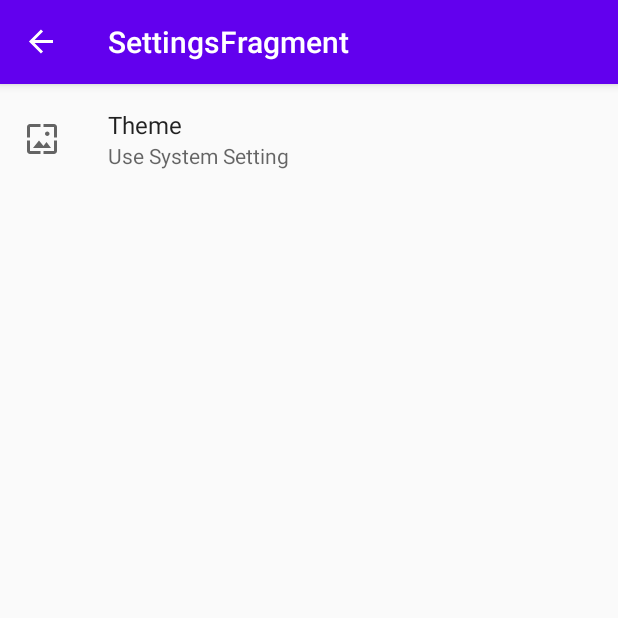
After one commit to NiklasBednarczyk/AlarmClock, an Android app: the SettingsFragment screen opened through its navigation route, on a phone screen of 412 x 824 dp, the top half of it. The commit adds this screen. Run offline under Robolectric (Android 15) with nearby library versions, the phone set to English and light mode, and no system bars; our stand-ins replace Room's generated code, androidx.preference, data binding, navigation-ui.

Commit message:
19: Add Settings With Theme Choice

```diff
--- a/app/build.gradle
+++ b/app/build.gradle
@@ -49,6 +49,7 @@ dependencies {
     implementation "androidx.core:core-ktx:$ktx_version"
     implementation "androidx.legacy:legacy-support-v4:$legacy_support_v4_version"
     implementation "androidx.lifecycle:lifecycle-extensions:$lifecycle_extensions_version"
+    implementation "androidx.preference:preference:$preference_version"
     implementation "androidx.recyclerview:recyclerview:$recycler_view_version"
     implementation "com.google.android.material:material:$material_version"
 
--- a/app/src/main/java/com/example/alarmclock/activities/MainActivity.kt
+++ b/app/src/main/java/com/example/alarmclock/activities/MainActivity.kt
@@ -1,15 +1,33 @@
 package com.example.alarmclock.activities
 
+import android.content.SharedPreferences
 import android.os.Bundle
 import androidx.appcompat.app.AppCompatActivity
+import androidx.appcompat.app.AppCompatDelegate
 import androidx.navigation.findNavController
 import androidx.navigation.ui.NavigationUI
+import androidx.preference.PreferenceManager
 import com.example.alarmclock.R
 
 class MainActivity : AppCompatActivity() {
+
+    lateinit var sharedPreferences: SharedPreferences
+    lateinit var sharedPreferencesListener: SharedPreferences.OnSharedPreferenceChangeListener
+
     override fun onCreate(savedInstanceState: Bundle?) {
+        sharedPreferences = PreferenceManager.getDefaultSharedPreferences(this)
+        sharedPreferencesListener =
+            SharedPreferences.OnSharedPreferenceChangeListener { sharedPreferences, key ->
+                when (key) {
+                    "theme" -> setTheme(sharedPreferences)
+                }
+            }
+        sharedPreferences.registerOnSharedPreferenceChangeListener(sharedPreferencesListener)
+        setTheme(sharedPreferences)
+
         super.onCreate(savedInstanceState)
         setContentView(R.layout.activity_main)
+
         val navController = findNavController(R.id.main_nav_host_fragment)
         NavigationUI.setupActionBarWithNavController(this, navController)
     }
@@ -18,4 +36,31 @@ class MainActivity : AppCompatActivity() {
         val navController = findNavController(R.id.main_nav_host_fragment)
         return navController.navigateUp()
     }
+
+    override fun onPause() {
+        sharedPreferences.unregisterOnSharedPreferenceChangeListener(sharedPreferencesListener)
+        super.onPause()
+    }
+
+    override fun onResume() {
+        super.onResume()
+        sharedPreferences.registerOnSharedPreferenceChangeListener(sharedPreferencesListener)
+    }
+
+    private fun setTheme(sharedPreferences: SharedPreferences) {
+        val theme = sharedPreferences.getString("theme", "")
+        theme?.let {
+            when (theme) {
+                "use_system_setting" -> AppCompatDelegate.setDefaultNightMode(
+                    AppCompatDelegate.MODE_NIGHT_FOLLOW_SYSTEM
+                )
+                "light_theme" -> AppCompatDelegate.setDefaultNightMode(
+                    AppCompatDelegate.MODE_NIGHT_NO
+                )
+                "dark_theme" -> AppCompatDelegate.setDefaultNightMode(
+                    AppCompatDelegate.MODE_NIGHT_YES
+                )
+            }
+        }
+    }
 }
--- a/app/src/main/java/com/example/alarmclock/screens/alarm/alarmlist/AlarmListFragment.kt
+++ b/app/src/main/java/com/example/alarmclock/screens/alarm/alarmlist/AlarmListFragment.kt
@@ -1,9 +1,7 @@
 package com.example.alarmclock.screens.alarm.alarmlist
 
 import android.os.Bundle
-import android.view.LayoutInflater
-import android.view.View
-import android.view.ViewGroup
+import android.view.*
 import android.widget.PopupMenu
 import androidx.databinding.DataBindingUtil
 import androidx.fragment.app.Fragment
@@ -34,6 +32,8 @@ class AlarmListFragment : Fragment() {
             container,
             false
         )
+
+        setHasOptionsMenu(true)
 
         binding.lifecycleOwner = this
 
@@ -69,6 +69,15 @@ class AlarmListFragment : Fragment() {
                     AlarmListFragmentDirections.actionAlarmListFragmentToAlarmEditorFragment(it)
                 )
                 viewModel.doneNavigatingToAlarmEditor()
+            }
+        })
+
+        viewModel.navigateToSettings.observe(viewLifecycleOwner, { navigate ->
+            navigate?.let {
+                this.findNavController().navigate(
+                    AlarmListFragmentDirections.actionAlarmListFragmentToSettingsFragment()
+                )
+                viewModel.doneNavigatingToSettings()
             }
         })
 
@@ -128,4 +137,18 @@ class AlarmListFragment : Fragment() {
         return binding.root
     }
 
+    override fun onCreateOptionsMenu(menu: Menu, inflater: MenuInflater) {
+        inflater.inflate(R.menu.menu_alarm_list, menu)
+        super.onCreateOptionsMenu(menu, inflater)
+    }
+
+    override fun onOptionsItemSelected(item: MenuItem) = when (item.itemId) {
+        R.id.action_settings -> {
+            viewModel.startNavigatingToSettings()
+            true
+        }
+        else -> {
+            super.onOptionsItemSelected(item)
+        }
+    }
 }
--- a/app/src/main/java/com/example/alarmclock/screens/alarm/alarmlist/AlarmListViewModel.kt
+++ b/app/src/main/java/com/example/alarmclock/screens/alarm/alarmlist/AlarmListViewModel.kt
@@ -21,6 +21,10 @@ class AlarmListViewModel(private val dao: AlarmDao) : ViewModel() {
     private val _navigateToAlarmEditor = MutableLiveData<Long>()
     val navigateToAlarmEditor: LiveData<Long>
         get() = _navigateToAlarmEditor
+
+    private val _navigateToSettings = MutableLiveData<Boolean>()
+    val navigateToSettings: LiveData<Boolean>
+        get() = _navigateToSettings
 
     private val _showItemPopUpMenu = MutableLiveData<Pair<View?, Alarm?>>()
     val showItemPopUpMenu: LiveData<Pair<View?, Alarm?>>
@@ -130,6 +134,14 @@ class AlarmListViewModel(private val dao: AlarmDao) : ViewModel() {
         _navigateToAlarmEditor.value = null
     }
 
+    fun startNavigatingToSettings() {
+        _navigateToSettings.value = true
+    }
+
+    fun doneNavigatingToSettings() {
+        _navigateToSettings.value = null
+    }
+
     fun startShowingItemPopUpMenu(view: View, alarm: Alarm) {
         _showItemPopUpMenu.value = Pair(view, alarm)
     }
--- /dev/null
+++ b/app/src/main/java/com/example/alarmclock/screens/settings/SettingsFragment.kt
@@ -0,0 +1,12 @@
+package com.example.alarmclock.screens.settings
+
+import android.os.Bundle
+import androidx.preference.PreferenceFragmentCompat
+import com.example.alarmclock.R
+
+class SettingsFragment : PreferenceFragmentCompat() {
+
+    override fun onCreatePreferences(savedInstanceState: Bundle?, rootKey: String?) {
+        setPreferencesFromResource(R.xml.root_preferences, rootKey)
+    }
+}
--- /dev/null
+++ b/app/src/main/res/drawable/ic_baseline_settings_24.xml
@@ -0,0 +1,10 @@
+<vector xmlns:android="http://schemas.android.com/apk/res/android"
+    android:width="24dp"
+    android:height="24dp"
+    android:viewportWidth="24"
+    android:viewportHeight="24"
+    android:tint="?attr/colorControlNormal">
+  <path
+      android:fillColor="@android:color/white"
+      android:pathData="M19.14,12.94c0.04,-0.3 0.06,-0.61 0.06,-0.94c0,-0.32 -0.02,-0.64 -0.07,-0.94l2.03,-1.58c0.18,-0.14 0.23,-0.41 0.12,-0.61l-1.92,-3.32c-0.12,-0.22 -0.37,-0.29 -0.59,-0.22l-2.39,0.96c-0.5,-0.38 -1.03,-0.7 -1.62,-0.94L14.4,2.81c-0.04,-0.24 -0.24,-0.41 -0.48,-0.41h-3.84c-0.24,0 -0.43,0.17 -0.47,0.41L9.25,5.35C8.66,5.59 8.12,5.92 7.63,6.29L5.24,5.33c-0.22,-0.08 -0.47,0 -0.59,0.22L2.74,8.87C2.62,9.08 2.66,9.34 2.86,9.48l2.03,1.58C4.84,11.36 4.8,11.69 4.8,12s0.02,0.64 0.07,0.94l-2.03,1.58c-0.18,0.14 -0.23,0.41 -0.12,0.61l1.92,3.32c0.12,0.22 0.37,0.29 0.59,0.22l2.39,-0.96c0.5,0.38 1.03,0.7 1.62,0.94l0.36,2.54c0.05,0.24 0.24,0.41 0.48,0.41h3.84c0.24,0 0.44,-0.17 0.47,-0.41l0.36,-2.54c0.59,-0.24 1.13,-0.56 1.62,-0.94l2.39,0.96c0.22,0.08 0.47,0 0.59,-0.22l1.92,-3.32c0.12,-0.22 0.07,-0.47 -0.12,-0.61L19.14,12.94zM12,15.6c-1.98,0 -3.6,-1.62 -3.6,-3.6s1.62,-3.6 3.6,-3.6s3.6,1.62 3.6,3.6S13.98,15.6 12,15.6z"/>
+</vector>
--- /dev/null
+++ b/app/src/main/res/drawable/ic_baseline_wallpaper_24.xml
@@ -0,0 +1,10 @@
+<vector xmlns:android="http://schemas.android.com/apk/res/android"
+    android:width="24dp"
+    android:height="24dp"
+    android:viewportWidth="24"
+    android:viewportHeight="24"
+    android:tint="?attr/colorControlNormal">
+  <path
+      android:fillColor="@android:color/white"
+      android:pathData="M4,4h7L11,2L4,2c-1.1,0 -2,0.9 -2,2v7h2L4,4zM10,13l-4,5h12l-3,-4 -2.03,2.71L10,13zM17,8.5c0,-0.83 -0.67,-1.5 -1.5,-1.5S14,7.67 14,8.5s0.67,1.5 1.5,1.5S17,9.33 17,8.5zM20,2h-7v2h7v7h2L22,4c0,-1.1 -0.9,-2 -2,-2zM20,20h-7v2h7c1.1,0 2,-0.9 2,-2v-7h-2v7zM4,13L2,13v7c0,1.1 0.9,2 2,2h7v-2L4,20v-7z"/>
+</vector>
--- /dev/null
+++ b/app/src/main/res/menu/menu_alarm_list.xml
@@ -0,0 +1,11 @@
+<?xml version="1.0" encoding="utf-8"?>
+<menu xmlns:android="http://schemas.android.com/apk/res/android"
+    xmlns:app="http://schemas.android.com/apk/res-auto">
+
+    <item
+        android:icon="@drawable/ic_baseline_settings_24"
+        android:id="@+id/action_settings"
+        android:title="@string/settings"
+        app:showAsAction="always" />
+
+</menu>
--- a/app/src/main/res/navigation/navigation_main.xml
+++ b/app/src/main/res/navigation/navigation_main.xml
@@ -8,19 +8,24 @@
 
     <fragment
         android:id="@+id/alarmListFragment"
+        android:label="AlarmListFragment"
         android:name="com.example.alarmclock.screens.alarm.alarmlist.AlarmListFragment"
-        android:label="AlarmListFragment"
         tools:layout="@layout/fragment_alarm_list">
         <action
             android:id="@+id/action_alarmListFragment_to_alarmEditorFragment"
             app:destination="@id/alarmEditorFragment"
             app:enterAnim="@android:anim/slide_in_left"
             app:popEnterAnim="@android:anim/slide_in_left" />
+        <action
+            android:id="@+id/action_alarmListFragment_to_settingsFragment"
+            app:destination="@id/settingsFragment"
+            app:enterAnim="@android:anim/slide_in_left"
+            app:popEnterAnim="@android:anim/slide_in_left" />
     </fragment>
     <fragment
         android:id="@+id/alarmEditorFragment"
+        android:label="AlarmEditorFragment"
         android:name="com.example.alarmclock.screens.alarm.alarmeditor.AlarmEditorFragment"
-        android:label="AlarmEditorFragment"
         tools:layout="@layout/fragment_alarm_editor">
         <argument
             android:name="alarmId"
@@ -31,4 +36,8 @@
             app:enterAnim="@android:anim/slide_in_left"
             app:popEnterAnim="@android:anim/slide_in_left" />
     </fragment>
+    <fragment
+        android:id="@+id/settingsFragment"
+        android:label="SettingsFragment"
+        android:name="com.example.alarmclock.screens.settings.SettingsFragment" />
 </navigation>
--- /dev/null
+++ b/app/src/main/res/values/arrays.xml
@@ -0,0 +1,13 @@
+<resources>
+    <string-array name="theme_entries">
+        <item>Use System Setting</item>
+        <item>Light Theme</item>
+        <item>Dark Theme</item>
+    </string-array>
+
+    <string-array name="theme_values">
+        <item>use_system_setting</item>
+        <item>light_theme</item>
+        <item>dark_theme</item>
+    </string-array>
+</resources>
--- a/app/src/main/res/values/strings.xml
+++ b/app/src/main/res/values/strings.xml
@@ -21,4 +21,6 @@
     <string name="alarm">Alarm</string>
     <string name="duplicate">Duplicate</string>
     <string name="preview">Preview</string>
+    <string name="settings">Settings</string>
+    <string name="theme_title">Theme</string>
 </resources>
--- a/app/src/main/res/values/styles.xml
+++ b/app/src/main/res/values/styles.xml
@@ -1,7 +1,6 @@
 <resources>
-    <!-- Base application theme. -->
-    <style name="AppTheme" parent="Theme.AppCompat.Light.DarkActionBar">
-        <!-- Customize your theme here. -->
+
+    <style name="AppTheme" parent="Theme.AppCompat.DayNight.DarkActionBar">
         <item name="colorPrimary">@color/colorPrimary</item>
         <item name="colorPrimaryDark">@color/colorPrimaryDark</item>
         <item name="colorAccent">@color/colorAccent</item>
--- /dev/null
+++ b/app/src/main/res/xml/root_preferences.xml
@@ -0,0 +1,12 @@
+<PreferenceScreen xmlns:app="http://schemas.android.com/apk/res-auto">
+
+    <ListPreference
+        app:defaultValue="use_system_setting"
+        app:entries="@array/theme_entries"
+        app:entryValues="@array/theme_values"
+        app:icon="@drawable/ic_baseline_wallpaper_24"
+        app:key="theme"
+        app:title="@string/theme_title"
+        app:useSimpleSummaryProvider="true" />
+
+</PreferenceScreen>
--- a/build.gradle
+++ b/build.gradle
@@ -13,6 +13,7 @@ buildscript {
         lifecycle_extensions_version = "2.2.0"
         material_version = "1.2.1"
         navigation_version = "1.0.0"
+        preference_version = "1.1.1"
         recycler_view_version = "1.1.0"
         room_version = "2.2.5"
     }
```
